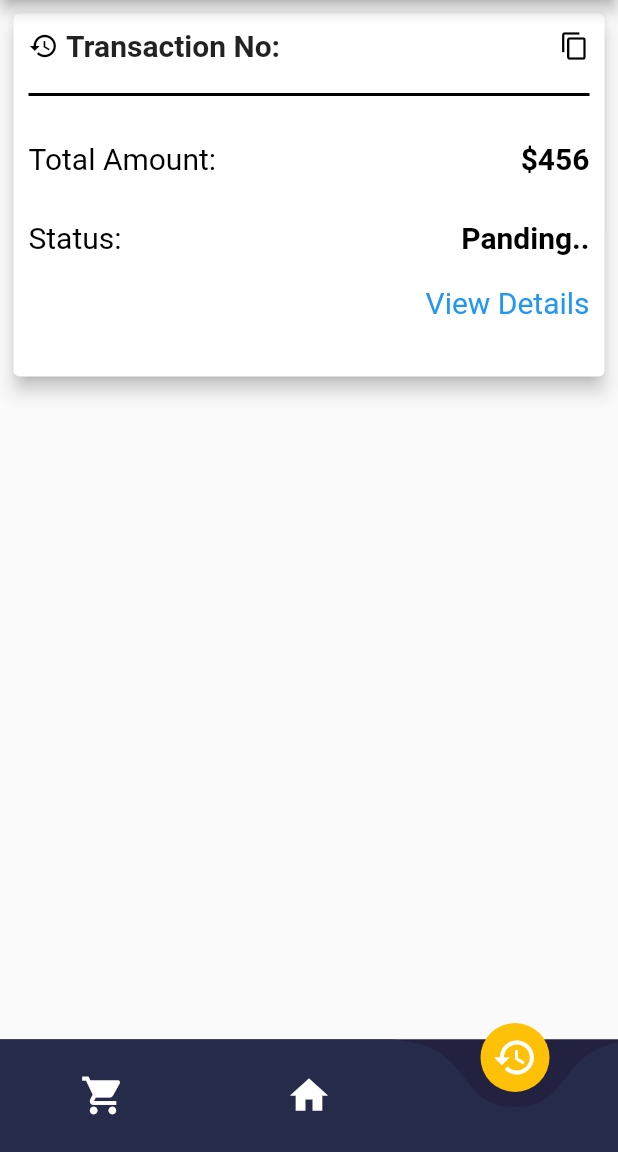
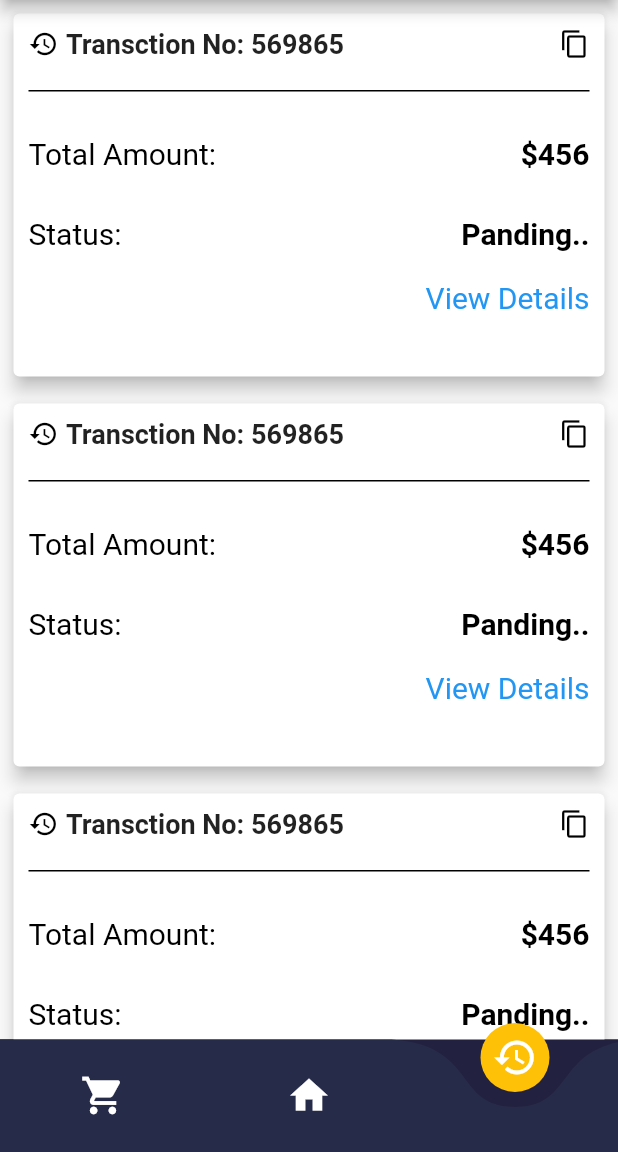
Before and after one commit to Yazdani1/Flutter-E-Commerce-UI, a Flutter app: the screen it shows after launch, item 3 of the bottom bar chosen, on a phone screen of 412 x 824 dp, the part 84-1236 px from its top. Run offline on Flutter 3.47's test engine with Material 2 defaults, Android fonts, the phone set to English and light mode, and no system bars; drawn by our look-alikes of curved_navigation_bar; our stand-ins replace carousel_pro; network calls fail.

```diff
--- a/lib/OrderDetails.dart
+++ b/lib/OrderDetails.dart
@@ -24,7 +24,9 @@ class _OrderDetailsState extends State<OrderDetails> {
 
         child: Column(
           children: <Widget>[
-            orderDetails(context, shoes1, "569865", "456", "Panding..")
+            orderDetails(context, shoes1, "569865", "456", "Panding.."),
+            orderDetails(context, shoes1, "569865", "456", "Panding.."),
+            orderDetails(context, shoes1, "569865", "456", "Panding.."),
           ],
         ),
 
@@ -52,12 +54,22 @@ class _OrderDetailsState extends State<OrderDetails> {
                       children: <Widget>[
                         Icon(Icons.history, size: 20.0, color: Colors.black,),
                         SizedBox(width: 5.0,),
-                        Text("Transaction No:",
-                          style: TextStyle(
-                              fontSize: 20.0,
-                              fontWeight: FontWeight.bold
+                        RichText(
+                          text: TextSpan(
+                            style: DefaultTextStyle
+                                .of(context)
+                                .style,
+                            children: <TextSpan>[
+                              TextSpan(text: 'Transction No: ',
+                                  style: TextStyle(
+                                      fontSize: 18.0, fontWeight: FontWeight.bold)),
+                              TextSpan(text: transaction,
+                                  style: TextStyle(
+                                      fontSize: 18.0, fontWeight: FontWeight.bold)),
+                            ],
                           ),
                         ),
+
                       ],
                     ),
                   ),
@@ -73,7 +85,7 @@ class _OrderDetailsState extends State<OrderDetails> {
 
             Container(
               margin: EdgeInsets.all(10.0),
-              height: 2.0,
+              height: 1,
               width: MediaQuery
                   .of(context)
                   .size
--- a/lib/Shopping_Cart.dart
+++ b/lib/Shopping_Cart.dart
@@ -69,7 +69,7 @@ class _ShoppingCartState extends State<ShoppingCart> {
 
             Container(
               margin: EdgeInsets.all(10.0),
-              height: 2.0,
+              height: 1.0,
               width: MediaQuery
                   .of(context)
                   .size
--- a/lib/index.dart
+++ b/lib/index.dart
@@ -28,6 +28,57 @@ class _IndexState extends State<Index> {
       ),
 
       drawer: Drawer(
+        child: ListView(
+          children: <Widget>[
+
+            UserAccountsDrawerHeader(
+                accountName: Text("E-commerce",
+                style: TextStyle(
+                  fontSize: 20.0,
+                  color: Colors.white
+                ),
+                ),
+              accountEmail: null,
+              decoration: BoxDecoration(
+                color: Color(0xFF72286f)
+              ),
+            ),
+
+            ListTile(
+              title: Text("Setting",
+              style: TextStyle(
+                fontSize: 20.0,
+                color: Colors.black
+              ),
+              ),
+              leading: Icon(Icons.settings,size: 30,color: Colors.deepOrange,),
+            ),
+            ListTile(
+              title: Text("About",
+                style: TextStyle(
+                    fontSize: 20.0,
+                    color: Colors.black
+                ),
+              ),
+              leading: Icon(Icons.photo,size: 30,color: Colors.deepOrange,),
+            ),
+
+            ListTile(
+              title: Text("Security",
+                style: TextStyle(
+                    fontSize: 20.0,
+                    color: Colors.black
+                ),
+              ),
+              leading: Icon(Icons.security,size: 30,color: Colors.deepOrange,),
+            ),
+
+
+
+
+
+          ],
+        ),
       ),
       body: pageOptions[_selectPage],
 
```
